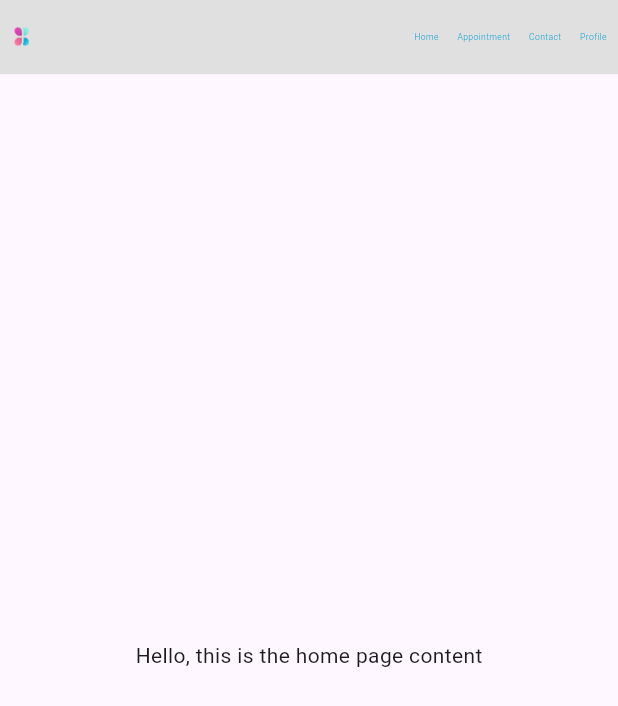
After one commit to cepdnaclk/e19-co227-Empowering-Counselors-and-Students-through-Interactive-Web-and-Mobile-App, a Flutter app: the screen it shows after launch, after a tap on "Register", on a phone screen of 412 x 824 dp. The commit adds this screen. Shown: the top 706 px of the screen. Run offline on Flutter 3.47's test engine with Material 2 defaults, Android fonts, the phone set to English and light mode, and no system bars; our stand-ins replace animate_do, responsive_framework.

Commit message:
home page update

```diff
--- a/bloomi/lib/screens/auth/login/login.dart
+++ b/bloomi/lib/screens/auth/login/login.dart
@@ -4,7 +4,7 @@ import 'package:bloomi/components/custom_textfeild.dart';
 import 'package:bloomi/components/customicon_container.dart';
 import 'package:bloomi/screens/auth/forgotPassword/forgot_password.dart';
 import 'package:bloomi/screens/auth/signup/sign_discription.dart';
-import 'package:bloomi/screens/home/counsillerSelectPage/counsiller_select.dart';
+import 'package:bloomi/screens/home/home/navbar.dart';
 import 'package:bloomi/utils/util_constant.dart';
 import 'package:bloomi/utils/util_function.dart';
 import 'package:flutter/material.dart';
@@ -85,7 +85,7 @@ class _LoginState extends State<Login> {
                     InkWell(
                       onTap: () {
                         UtilFunction.navigateForward(
-                            context, const CounselorSelect());
+                            context, const HomeNabBar());
                       },
                       child: CustomButton(
                         "Login",
--- a/bloomi_web/lib/screens/auth/login/login.dart
+++ b/bloomi_web/lib/screens/auth/login/login.dart
@@ -4,7 +4,7 @@ import 'package:bloomi_web/components/custom_textfeild.dart';
 import 'package:bloomi_web/components/customicon_container.dart';
 import 'package:bloomi_web/components/footer.dart';
 import 'package:bloomi_web/screens/auth/forgotPassword/forgot_password.dart';
-import 'package:bloomi_web/screens/home/counsillerSelectPage/counsiller_select.dart';
+import 'package:bloomi_web/screens/home/home/home.dart';
 import 'package:bloomi_web/utils/util_constant.dart';
 import 'package:bloomi_web/utils/util_function.dart';
 import 'package:flutter/material.dart';
@@ -81,7 +81,7 @@ class _LoginState extends State<Login> {
                                 InkWell(
                                   onTap: () {
                                     UtilFunction.navigateForward(
-                                        context, const CounselorSelect());
+                                        context, const Home());
                                   },
                                   child: CustomButton(
                                     "Login",
--- a/bloomi_web/lib/screens/auth/signup/signup_form.dart
+++ b/bloomi_web/lib/screens/auth/signup/signup_form.dart
@@ -3,6 +3,7 @@ import 'package:bloomi_web/components/custom_text.dart';
 import 'package:bloomi_web/components/custom_textfeild.dart';
 import 'package:bloomi_web/components/footer.dart';
 import 'package:bloomi_web/screens/auth/login/login.dart';
+import 'package:bloomi_web/screens/home/home/home.dart';
 import 'package:bloomi_web/utils/util_constant.dart';
 import 'package:bloomi_web/utils/util_function.dart';
 import 'package:flutter/material.dart';
@@ -88,10 +89,16 @@ class _SignUpState extends State<SignUp> {
                               width: mediaQueryData.size.width * 0.3,
                             ),
                             SizedBox(height: mediaQueryData.size.height * 0.10),
-                            CustomButton(
-                              "Register",
-                              mediaQueryData: mediaQueryData,
-                              width: mediaQueryData.size.width * 0.3,
+                            InkWell(
+                              onTap: () {
+                                UtilFunction.navigateForward(
+                                    context, const Home());
+                              },
+                              child: CustomButton(
+                                "Register",
+                                mediaQueryData: mediaQueryData,
+                                width: mediaQueryData.size.width * 0.3,
+                              ),
                             ),
                             SizedBox(height: mediaQueryData.size.height * 0.02),
                             Container(
--- /dev/null
+++ b/bloomi_web/lib/screens/home/home/home.dart
@@ -0,0 +1,29 @@
+import 'package:bloomi_web/screens/home/home/navbar.dart';
+import 'package:flutter/material.dart';
+
+class Home extends StatefulWidget {
+  const Home({Key? key}) : super(key: key);
+
+  @override
+  State<Home> createState() => _HomeState();
+}
+
+class _HomeState extends State<Home> {
+  @override
+  Widget build(BuildContext context) {
+    MediaQueryData mediaQueryData = MediaQuery.of(context);
+    return Scaffold(
+      appBar: PreferredSize(
+        preferredSize: Size(
+          mediaQueryData.size.width,
+          mediaQueryData.size.height,
+        ),
+        child: const HomeNavBar(),
+      ),
+      body: const Center(
+        // Replace this with the content you want to display in the body
+        child: Text('Hello, this is the home page content'),
+      ),
+    );
+  }
+}
--- a/bloomi_web/lib/screens/home/home/navbar.dart
+++ b/bloomi_web/lib/screens/home/home/navbar.dart
@@ -1,49 +1,79 @@
 import 'package:bloomi_web/components/custom_text.dart';
-import 'package:bloomi_web/screens/home/Appointment/dashboard.dart';
+import 'package:bloomi_web/utils/util_constant.dart';
 import 'package:flutter/material.dart';
 
-class HomeNabBar extends StatefulWidget {
-  const HomeNabBar({Key? key}) : super(key: key);
+class HomeNavBar extends StatefulWidget {
+  const HomeNavBar({Key? key}) : super(key: key);
 
   @override
-  State<HomeNabBar> createState() => _HomeNabBarState();
+  State<HomeNavBar> createState() => _HomeNavBarState();
 }
 
-class _HomeNabBarState extends State<HomeNabBar> {
-  int _currentIndex = 0; // To track the currently selected tab index
-
-  // List of destinations for the bottom navigation bar
-  final List<Widget> _destinations = [
-    const Center(child: CustomText("Tab 1")),
-    const Center(child: CustomText("Tab 2")),
-    const Dashboard(),
+class _HomeNavBarState extends State<HomeNavBar> {
+  final List _isHovering = [
+    false,
+    false,
+    false,
+    false,
   ];
-
   @override
   Widget build(BuildContext context) {
-    return Scaffold(
-      body: _destinations[_currentIndex], // Display the currently selected tab
-      bottomNavigationBar: BottomNavigationBar(
-        currentIndex: _currentIndex,
-        onTap: (index) {
-          setState(() {
-            _currentIndex = index; // Update the selected tab index
-          });
-        },
-        items: const [
-          BottomNavigationBarItem(
-            icon: Icon(Icons.home),
-            label: "Tab 1",
-          ),
-          BottomNavigationBarItem(
-            icon: Icon(Icons.search),
-            label: "Tab 2",
-          ),
-          BottomNavigationBarItem(
-            icon: Icon(Icons.person),
-            label: "Tab 3",
-          ),
-        ],
+    MediaQueryData mediaQueryData = MediaQuery.of(context);
+    return Container(
+      color: UtilConstants.lightgreyColor,
+      child: Padding(
+        padding: EdgeInsets.all(mediaQueryData.size.width * 0.01),
+        child: Row(
+          children: [
+            Expanded(
+              child: Row(
+                children: [
+                  Container(
+                    width: mediaQueryData.size.width * 0.66,
+                    height: mediaQueryData.size.height * 0.05,
+                    alignment: Alignment.centerLeft,
+                    child: Image.asset(
+                      UtilConstants.primaryImagePath,
+                      width: mediaQueryData.size.width * 0.05,
+                      height: mediaQueryData.size.height * 0.05,
+                    ),
+                  ),
+                  Row(
+                    children: [
+                      InkWell(
+                          onTap: () {},
+                          onHover: (value) {
+                            setState(() {
+                              value
+                                  ? _isHovering[0] = true
+                                  : _isHovering[0] = false;
+                            });
+                          },
+                          child: CustomText("Home",
+                              fontSize: mediaQueryData.size.width * 0.014,
+                              fontWeight: FontWeight.w300,
+                              fontColor: _isHovering[0]
+                                  ? UtilConstants.lightRedColor
+                                  : UtilConstants.primaryColor)),
+                      SizedBox(width: mediaQueryData.size.width * 0.03),
+                      CustomText("Appointment",
+                          fontSize: mediaQueryData.size.width * 0.014,
+                          fontWeight: FontWeight.w300),
+                      SizedBox(width: mediaQueryData.size.width * 0.03),
+                      CustomText("Contact",
+                          fontSize: mediaQueryData.size.width * 0.014,
+                          fontWeight: FontWeight.w300),
+                      SizedBox(width: mediaQueryData.size.width * 0.03),
+                      CustomText("Profile",
+                          fontSize: mediaQueryData.size.width * 0.014,
+                          fontWeight: FontWeight.w300),
+                    ],
+                  ),
+                ],
+              ),
+            ),
+          ],
+        ),
       ),
     );
   }
```
Also changed, not shown: bloomi/lib/screens/home/counsillerSelectPage/counsiller_select.dart (deleted, +0 -52 lines), bloomi_web/lib/screens/home/counsillerSelectPage/counsiller_select.dart (deleted, +0 -54 lines).
